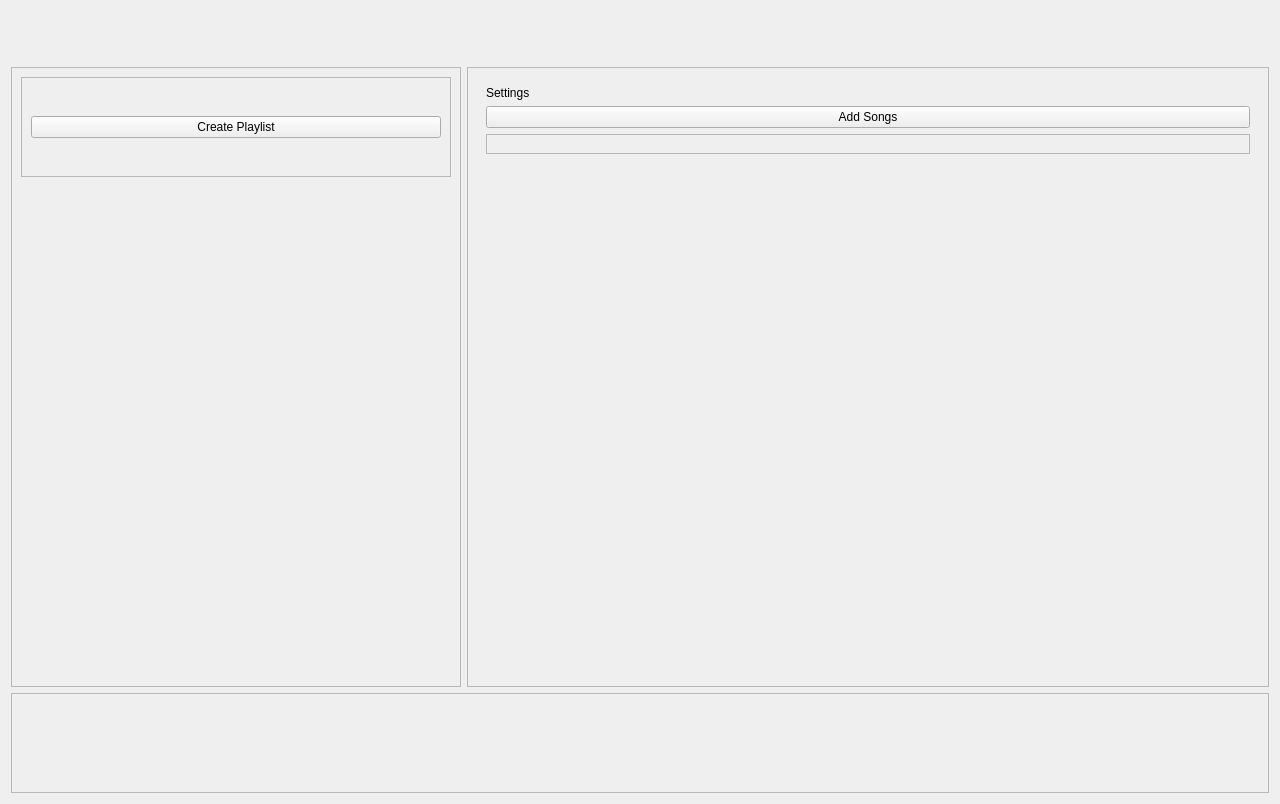
Old version of the form SoundDrive/main.ui in the repository Nmstr/SoundDrive.
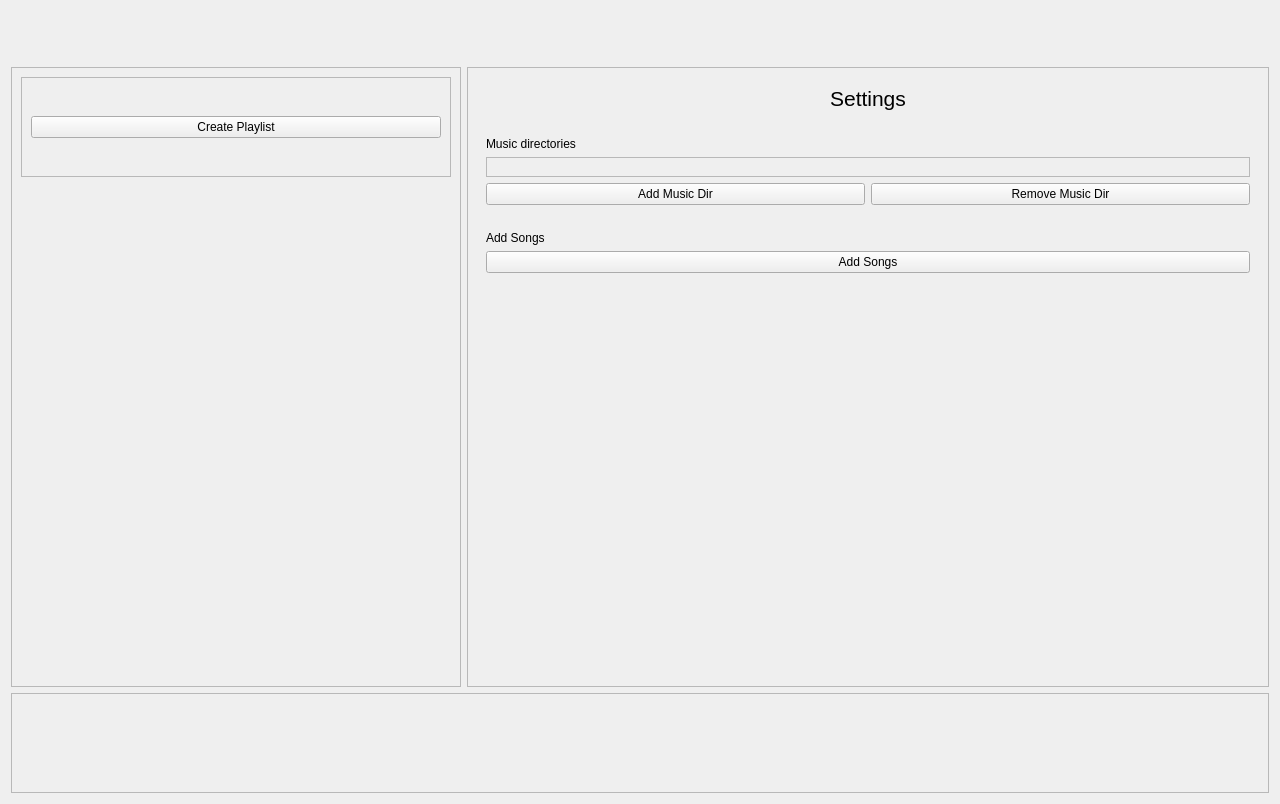
New version of the form.

Commit message: music dirs can now be added and deleted

Diff of the .ui file:
```diff
--- a/SoundDrive/main.ui
+++ b/SoundDrive/main.ui
@@ -703,22 +703,40 @@
             <height>604</height>
            </rect>
           </property>
-          <layout class="QVBoxLayout" name="verticalLayout_10">
-           <item>
+          <layout class="QGridLayout" name="gridLayout_5">
+           <item row="5" column="0" colspan="2">
+            <spacer name="verticalSpacer_7">
+             <property name="orientation">
+              <enum>Qt::Orientation::Vertical</enum>
+             </property>
+             <property name="sizeType">
+              <enum>QSizePolicy::Policy::Preferred</enum>
+             </property>
+             <property name="sizeHint" stdset="0">
+              <size>
+               <width>20</width>
+               <height>20</height>
+              </size>
+             </property>
+            </spacer>
+           </item>
+           <item row="0" column="0" colspan="2">
             <widget class="QLabel" name="settings_label">
+             <property name="font">
+              <font>
+               <pointsize>16</pointsize>
+               <bold>false</bold>
+              </font>
+             </property>
              <property name="text">
               <string>Settings</string>
              </property>
-            </widget>
-           </item>
-           <item>
-            <widget class="QPushButton" name="add_songs_btn">
-             <property name="text">
-              <string>Add Songs</string>
+             <property name="alignment">
+              <set>Qt::AlignmentFlag::AlignCenter</set>
              </property>
             </widget>
            </item>
-           <item>
+           <item row="3" column="0" colspan="2">
             <widget class="QFrame" name="music_dir_frame">
              <property name="frameShape">
               <enum>QFrame::Shape::StyledPanel</enum>
@@ -729,7 +747,28 @@
              <layout class="QVBoxLayout" name="verticalLayout_11"/>
             </widget>
            </item>
-           <item>
+           <item row="2" column="0" colspan="2">
+            <widget class="QLabel" name="music_dirs_section_label">
+             <property name="text">
+              <string>Music directories</string>
+             </property>
+            </widget>
+           </item>
+           <item row="7" column="0" colspan="2">
+            <widget class="QPushButton" name="add_songs_btn">
+             <property name="text">
+              <string>Add Songs</string>
+             </property>
+            </widget>
+           </item>
+           <item row="4" column="1">
+            <widget class="QPushButton" name="remove_music_dir_btn">
+             <property name="text">
+              <string>Remove Music Dir</string>
+             </property>
+            </widget>
+           </item>
+           <item row="8" column="0" colspan="2">
             <spacer name="verticalSpacer_5">
              <property name="orientation">
               <enum>Qt::Orientation::Vertical</enum>
@@ -737,11 +776,41 @@
              <property name="sizeHint" stdset="0">
               <size>
                <width>20</width>
-               <height>501</height>
+               <height>358</height>
               </size>
              </property>
             </spacer>
            </item>
+           <item row="1" column="0" colspan="2">
+            <spacer name="verticalSpacer_6">
+             <property name="orientation">
+              <enum>Qt::Orientation::Vertical</enum>
+             </property>
+             <property name="sizeType">
+              <enum>QSizePolicy::Policy::Preferred</enum>
+             </property>
+             <property name="sizeHint" stdset="0">
+              <size>
+               <width>20</width>
+               <height>20</height>
+              </size>
+             </property>
+            </spacer>
+           </item>
+           <item row="4" column="0">
+            <widget class="QPushButton" name="add_music_dir_btn">
+             <property name="text">
+              <string>Add Music Dir</string>
+             </property>
+            </widget>
+           </item>
+           <item row="6" column="0" colspan="2">
+            <widget class="QLabel" name="add_songs_section_label">
+             <property name="text">
+              <string>Add Songs</string>
+             </property>
+            </widget>
+           </item>
           </layout>
          </widget>
         </widget>
```
The commit also changes 2 other files.
